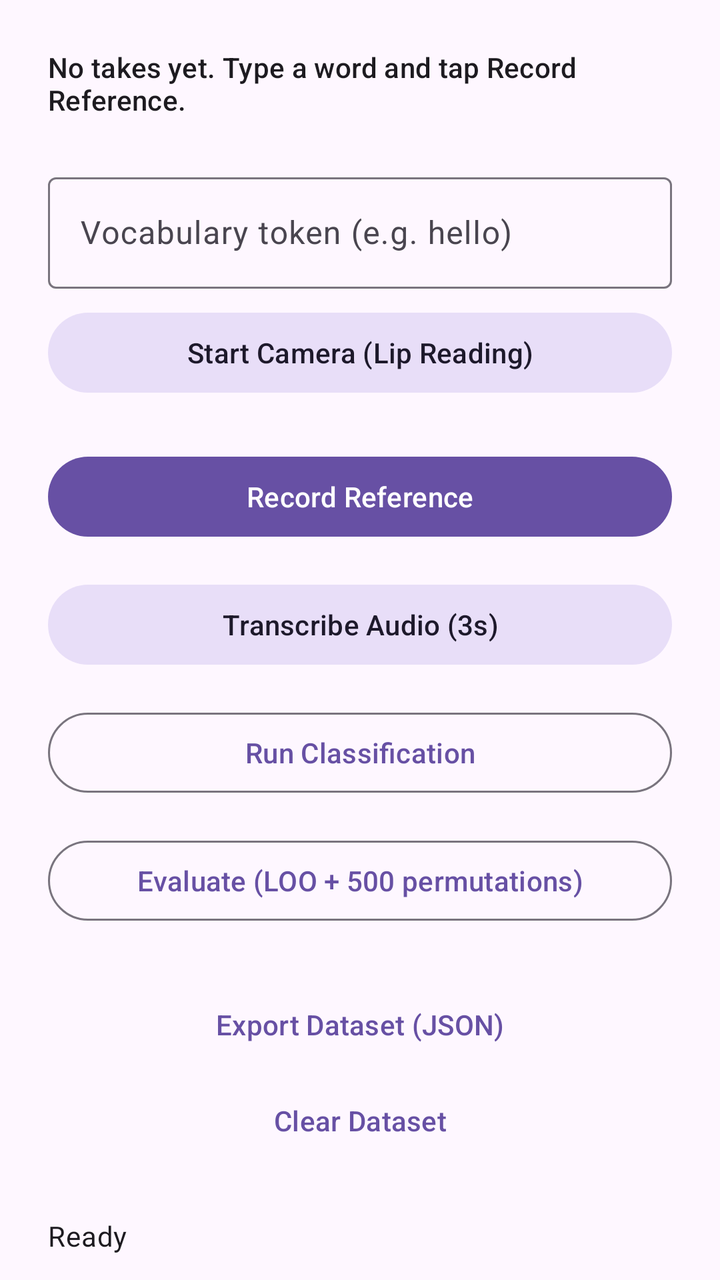
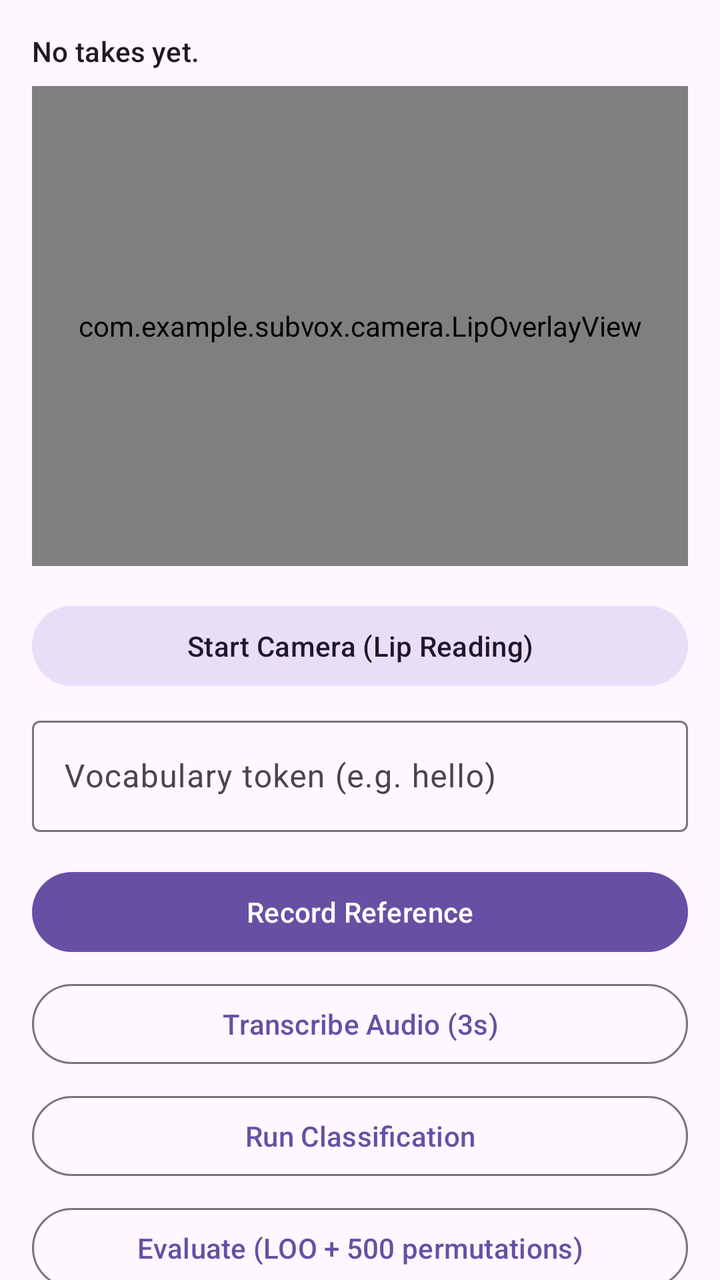

Compare the two renders of this Android layout. The source of the first and the diff that turns it into the second are given below.
<!-- AndroidManifest.xml: application theme Theme.SubvoxAndroid -->
<!-- res/layout/activity_main.xml -->
<?xml version="1.0" encoding="utf-8"?>
<androidx.core.widget.NestedScrollView xmlns:android="http://schemas.android.com/apk/res/android"
    android:layout_width="match_parent"
    android:layout_height="match_parent"
    android:fillViewport="true">
    <LinearLayout
        android:layout_width="match_parent"
        android:layout_height="wrap_content"
        android:orientation="vertical"
        android:padding="24dp">

        <TextView android:id="@+id/takeCountText"
            android:layout_width="match_parent" android:layout_height="wrap_content"
            android:textAppearance="?attr/textAppearanceLabelLarge"
            android:text="No takes yet. Type a word and tap Record Reference."
            android:paddingBottom="16dp" />

        <com.google.android.material.textfield.TextInputLayout
            style="@style/Widget.Material3.TextInputLayout.OutlinedBox"
            android:layout_width="match_parent"
            android:layout_height="wrap_content"
            android:layout_marginTop="8dp"
            android:hint="Vocabulary token (e.g. hello)">
            <com.google.android.material.textfield.TextInputEditText
                android:id="@+id/inputLabel"
                android:layout_width="match_parent"
                android:layout_height="wrap_content"
                android:inputType="text" />
        </com.google.android.material.textfield.TextInputLayout>
        <androidx.camera.view.PreviewView
            android:id="@+id/cameraPreview"
            android:layout_width="match_parent"
            android:layout_height="200dp"
            android:layout_marginTop="16dp"
            android:visibility="gone" />

        <com.google.android.material.button.MaterialButton
            android:id="@+id/cameraToggleButton"
            style="@style/Widget.Material3.Button.TonalButton"
            android:layout_width="match_parent"
            android:layout_height="wrap_content"
            android:layout_marginTop="8dp"
            android:minHeight="48dp"
            android:text="Start Camera (Lip Reading)" />


        <com.google.android.material.button.MaterialButton
            android:id="@+id/recordButton"
            style="@style/Widget.Material3.Button"
            android:layout_width="match_parent"
            android:layout_height="wrap_content"
            android:layout_marginTop="24dp"
            android:minHeight="48dp"
            android:text="Record Reference" />

        <com.google.android.material.button.MaterialButton
            android:id="@+id/transcribeButton"
            style="@style/Widget.Material3.Button.TonalButton"
            android:layout_width="match_parent"
            android:layout_height="wrap_content"
            android:layout_marginTop="16dp"
            android:minHeight="48dp"
            android:text="Transcribe Audio (3s)" />

        <com.google.android.material.button.MaterialButton
            android:id="@+id/classifyButton"
            style="@style/Widget.Material3.Button.OutlinedButton"
            android:layout_width="match_parent"
            android:layout_height="wrap_content"
            android:layout_marginTop="16dp"
            android:minHeight="48dp"
            android:text="Run Classification" />

        <com.google.android.material.button.MaterialButton
            android:id="@+id/evaluateButton"
            style="@style/Widget.Material3.Button.OutlinedButton"
            android:layout_width="match_parent"
            android:layout_height="wrap_content"
            android:layout_marginTop="16dp"
            android:minHeight="48dp"
            android:text="Evaluate (LOO + 500 permutations)" />

        <com.google.android.material.progressindicator.CircularProgressIndicator
            android:id="@+id/evalProgress"
            android:layout_width="wrap_content"
            android:layout_height="wrap_content"
            android:layout_gravity="center_horizontal"
            android:layout_marginTop="16dp"
            android:indeterminate="true"
            android:visibility="gone" />

        <com.google.android.material.button.MaterialButton
            android:id="@+id/exportButton"
            style="@style/Widget.Material3.Button.TextButton"
            android:layout_width="match_parent"
            android:layout_height="wrap_content"
            android:layout_marginTop="24dp"
            android:minHeight="48dp"
            android:text="Export Dataset (JSON)" />

        <com.google.android.material.button.MaterialButton
            android:id="@+id/clearButton"
            style="@style/Widget.Material3.Button.TextButton"
            android:layout_width="match_parent"
            android:layout_height="wrap_content"
            android:minHeight="48dp"
            android:text="Clear Dataset" />

        <TextView android:id="@+id/statusText"
            android:layout_width="match_parent" android:layout_height="wrap_content"
            android:layout_marginTop="24dp"
            android:textAppearance="?attr/textAppearanceBodyMedium"
            android:text="Ready" />
    </LinearLayout>
</androidx.core.widget.NestedScrollView>
<!-- resources referenced by this layout -->
<resources>
  <style name="Theme.SubvoxAndroid" parent="Theme.Material3.DayNight.NoActionBar" />
</resources>

<!-- the commit's change to res/layout/activity_main.xml (unified diff, before → after) -->
@@ -1,115 +1,100 @@
 <?xml version="1.0" encoding="utf-8"?>
 <androidx.core.widget.NestedScrollView xmlns:android="http://schemas.android.com/apk/res/android"
-    android:layout_width="match_parent"
-    android:layout_height="match_parent"
+    android:layout_width="match_parent" android:layout_height="match_parent"
     android:fillViewport="true">
     <LinearLayout
-        android:layout_width="match_parent"
-        android:layout_height="wrap_content"
-        android:orientation="vertical"
-        android:padding="24dp">
+        android:layout_width="match_parent" android:layout_height="wrap_content"
+        android:orientation="vertical" android:padding="16dp">
 
         <TextView android:id="@+id/takeCountText"
             android:layout_width="match_parent" android:layout_height="wrap_content"
             android:textAppearance="?attr/textAppearanceLabelLarge"
-            android:text="No takes yet. Type a word and tap Record Reference."
-            android:paddingBottom="16dp" />
+            android:text="No takes yet." android:paddingBottom="8dp" />
 
-        <com.google.android.material.textfield.TextInputLayout
-            style="@style/Widget.Material3.TextInputLayout.OutlinedBox"
+        
+        <FrameLayout
             android:layout_width="match_parent"
-            android:layout_height="wrap_content"
-            android:layout_marginTop="8dp"
-            android:hint="Vocabulary token (e.g. hello)">
-            <com.google.android.material.textfield.TextInputEditText
-                android:id="@+id/inputLabel"
+            android:layout_height="240dp"
+            android:layout_marginBottom="16dp">
+            <androidx.camera.view.PreviewView
+                android:id="@+id/cameraPreview"
                 android:layout_width="match_parent"
-                android:layout_height="wrap_content"
-                android:inputType="text" />
-        </com.google.android.material.textfield.TextInputLayout>
-        <androidx.camera.view.PreviewView
-            android:id="@+id/cameraPreview"
-            android:layout_width="match_parent"
-            android:layout_height="200dp"
-            android:layout_marginTop="16dp"
-            android:visibility="gone" />
+                android:layout_height="match_parent"
+                android:visibility="gone" />
+            <com.example.subvox.camera.LipOverlayView
+                android:id="@+id/lipOverlay"
+                android:layout_width="match_parent"
+                android:layout_height="match_parent" />
+        </FrameLayout>
 
         <com.google.android.material.button.MaterialButton
             android:id="@+id/cameraToggleButton"
             style="@style/Widget.Material3.Button.TonalButton"
             android:layout_width="match_parent"
             android:layout_height="wrap_content"
-            android:layout_marginTop="8dp"
             android:minHeight="48dp"
             android:text="Start Camera (Lip Reading)" />
 
+        <com.google.android.material.textfield.TextInputLayout
+            style="@style/Widget.Material3.TextInputLayout.OutlinedBox"
+            android:layout_width="match_parent" android:layout_height="wrap_content"
+            android:layout_marginTop="8dp" android:hint="Vocabulary token (e.g. hello)">
+            <com.google.android.material.textfield.TextInputEditText
+                android:id="@+id/inputLabel"
+                android:layout_width="match_parent" android:layout_height="wrap_content"
+                android:inputType="text" />
+        </com.google.android.material.textfield.TextInputLayout>
 
         <com.google.android.material.button.MaterialButton
             android:id="@+id/recordButton"
             style="@style/Widget.Material3.Button"
-            android:layout_width="match_parent"
-            android:layout_height="wrap_content"
-            android:layout_marginTop="24dp"
-            android:minHeight="48dp"
+            android:layout_width="match_parent" android:layout_height="wrap_content"
+            android:layout_marginTop="16dp" android:minHeight="48dp"
             android:text="Record Reference" />
 
         <com.google.android.material.button.MaterialButton
             android:id="@+id/transcribeButton"
-            style="@style/Widget.Material3.Button.TonalButton"
-            android:layout_width="match_parent"
-            android:layout_height="wrap_content"
-            android:layout_marginTop="16dp"
-            android:minHeight="48dp"
+            style="@style/Widget.Material3.Button.OutlinedButton"
+            android:layout_width="match_parent" android:layout_height="wrap_content"
+            android:layout_marginTop="8dp" android:minHeight="48dp"
             android:text="Transcribe Audio (3s)" />
 
         <com.google.android.material.button.MaterialButton
             android:id="@+id/classifyButton"
             style="@style/Widget.Material3.Button.OutlinedButton"
-            android:layout_width="match_parent"
-            android:layout_height="wrap_content"
-            android:layout_marginTop="16dp"
-            android:minHeight="48dp"
+            android:layout_width="match_parent" android:layout_height="wrap_content"
+            android:layout_marginTop="8dp" android:minHeight="48dp"
             android:text="Run Classification" />
 
         <com.google.android.material.button.MaterialButton
             android:id="@+id/evaluateButton"
             style="@style/Widget.Material3.Button.OutlinedButton"
-            android:layout_width="match_parent"
-            android:layout_height="wrap_content"
-            android:layout_marginTop="16dp"
-            android:minHeight="48dp"
+            android:layout_width="match_parent" android:layout_height="wrap_content"
+            android:layout_marginTop="8dp" android:minHeight="48dp"
             android:text="Evaluate (LOO + 500 permutations)" />
 
         <com.google.android.material.progressindicator.CircularProgressIndicator
             android:id="@+id/evalProgress"
-            android:layout_width="wrap_content"
-            android:layout_height="wrap_content"
-            android:layout_gravity="center_horizontal"
-            android:layout_marginTop="16dp"
-            android:indeterminate="true"
-            android:visibility="gone" />
+            android:layout_width="wrap_content" android:layout_height="wrap_content"
+            android:layout_gravity="center_horizontal" android:layout_marginTop="8dp"
+            android:indeterminate="true" android:visibility="gone" />
 
         <com.google.android.material.button.MaterialButton
             android:id="@+id/exportButton"
             style="@style/Widget.Material3.Button.TextButton"
-            android:layout_width="match_parent"
-            android:layout_height="wrap_content"
-            android:layout_marginTop="24dp"
-            android:minHeight="48dp"
+            android:layout_width="match_parent" android:layout_height="wrap_content"
+            android:layout_marginTop="8dp" android:minHeight="48dp"
             android:text="Export Dataset (JSON)" />
 
         <com.google.android.material.button.MaterialButton
             android:id="@+id/clearButton"
             style="@style/Widget.Material3.Button.TextButton"
-            android:layout_width="match_parent"
-            android:layout_height="wrap_content"
-            android:minHeight="48dp"
-            android:text="Clear Dataset" />
+            android:layout_width="match_parent" android:layout_height="wrap_content"
+            android:minHeight="48dp" android:text="Clear Dataset" />
 
         <TextView android:id="@+id/statusText"
             android:layout_width="match_parent" android:layout_height="wrap_content"
-            android:layout_marginTop="24dp"
-            android:textAppearance="?attr/textAppearanceBodyMedium"
+            android:layout_marginTop="16dp" android:textAppearance="?attr/textAppearanceBodyMedium"
             android:text="Ready" />
     </LinearLayout>
 </androidx.core.widget.NestedScrollView>
